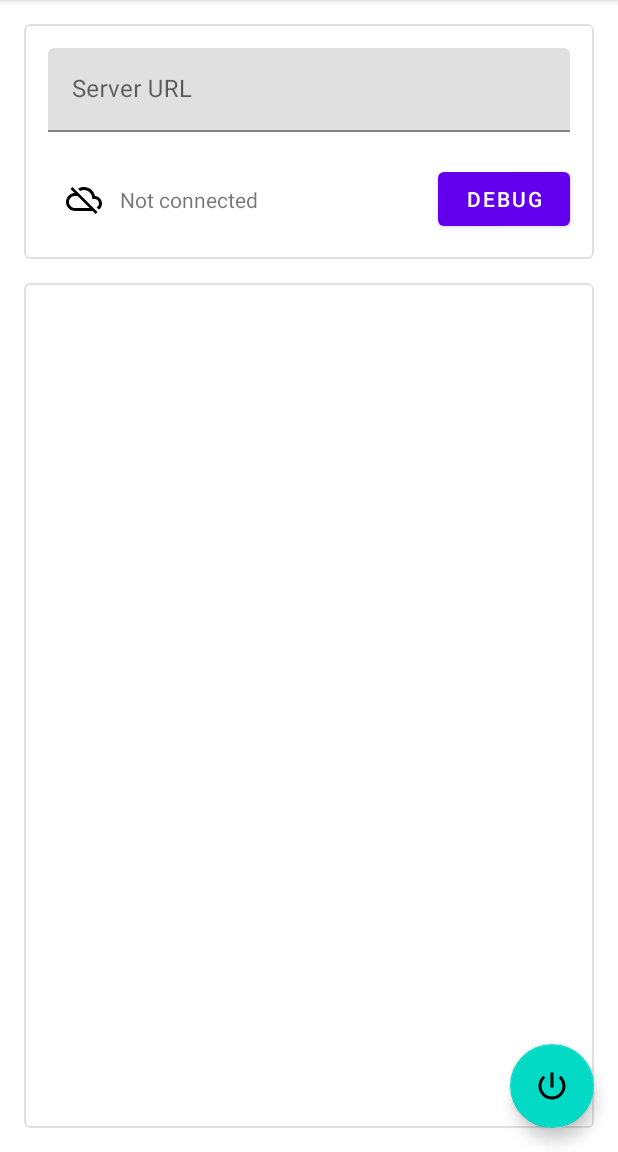
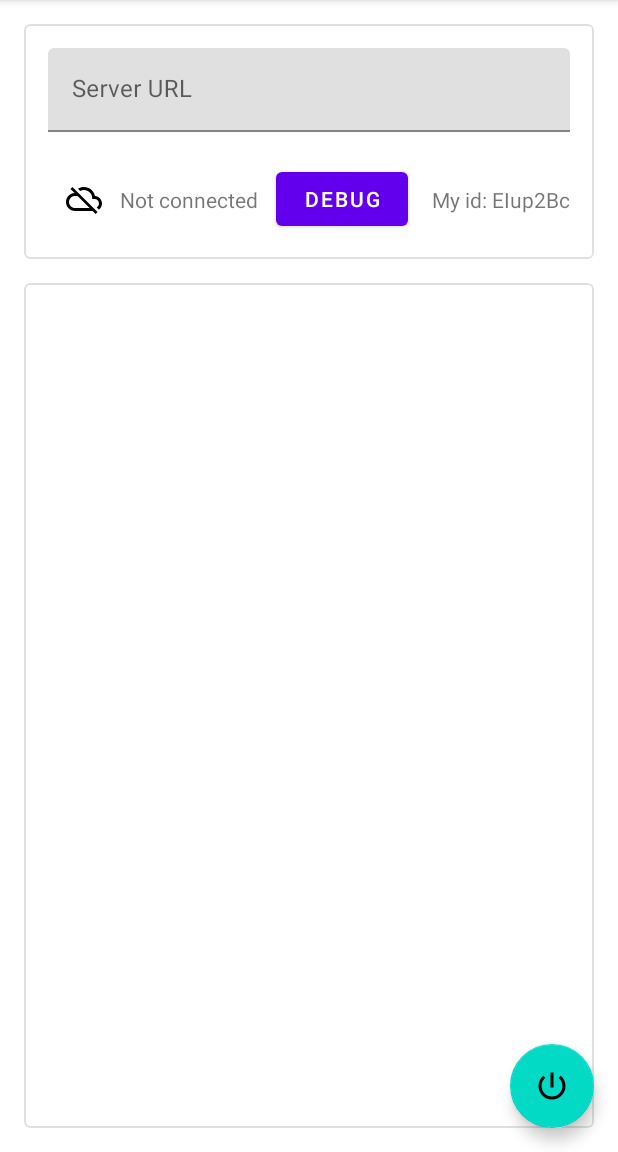
Before and after one commit to khu-suyong/linux-kakaotalk-android, an Android app: the screen it shows after launch (MainActivity), after a tap on "DEBUG", on a phone screen of 412 x 824 dp, the part 84-1236 px from its top. Run offline under Robolectric (Android 15) with nearby library versions, the phone set to English and light mode, and no system bars; libraries missing offline, so code that uses them is left out: io.socket.client; 3 statements that could not run were skipped.

Commit message:
add messaging

```diff
--- a/app/build.gradle
+++ b/app/build.gradle
@@ -37,4 +37,5 @@ dependencies {
     androidTestImplementation 'androidx.test.espresso:espresso-core:3.2.0'
     implementation 'com.google.android.material:material:1.1.0'
     implementation 'io.socket:socket.io-client:1.0.0'
+    implementation "androidx.preference:preference-ktx:1.1.0"
 }
--- a/app/src/main/java/io/suyong/kakaobridge/MainActivity.kt
+++ b/app/src/main/java/io/suyong/kakaobridge/MainActivity.kt
@@ -3,6 +3,8 @@ package io.suyong.kakaobridge
 import android.content.Intent
 import android.graphics.Color
 import android.os.Bundle
+import androidx.preference.PreferenceManager
+import android.provider.Settings
 import android.text.Editable
 import android.text.TextWatcher
 import android.view.View
@@ -17,11 +19,28 @@ import io.suyong.kakaobridge.network.NetworkService
 import kotlinx.android.synthetic.main.activity_main.*
 import java.net.MalformedURLException
 import java.net.URL
+import java.util.*
+
 
 class MainActivity : AppCompatActivity() {
+    companion object {
+        var uuid: String = ""
+    }
+
     override fun onCreate(savedInstanceState: Bundle?) {
         super.onCreate(savedInstanceState)
         setContentView(R.layout.activity_main)
+
+        val preference = PreferenceManager.getDefaultSharedPreferences(this)
+        uuid = preference.getString("uuid", "") ?: ""
+
+        if (uuid == "") {
+            val editor = preference.edit()
+            editor.putString("uuid", Util.Base62.encoding(Date().time))
+            editor.apply()
+
+            uuid = preference.getString("uuid", "") ?: ""
+        }
 
         // init logger
         val adapter = LogAdapter()
@@ -86,6 +105,8 @@ class MainActivity : AppCompatActivity() {
                 changeStatus(1)
             }
         }
+
+        id_view.text = getString(R.string.my_id, uuid)
     }
 
     private fun changeStatus(enable: Int) = when(enable) {
--- /dev/null
+++ b/app/src/main/java/io/suyong/kakaobridge/Util.kt
@@ -0,0 +1,32 @@
+package io.suyong.kakaobridge
+
+object Util {
+    object Base62 {
+        val RADIX = 62
+        val CODEC = "ABCDEFGHIJKLMNOPQRSTUVWXYZabcdefghijklmnopqrstuvwxyz0123456789"
+
+        fun encoding(param: Long): String {
+            var param = param
+            val sb = StringBuffer()
+
+            while (param > 0) {
+                sb.append(CODEC[(param % RADIX).toInt()])
+                param /= RADIX.toLong()
+            }
+
+            return sb.toString()
+        }
+
+        fun decoding(param: String): Long {
+            var sum: Long = 0
+            var power: Long = 1
+
+            for (element in param) {
+                sum += CODEC.indexOf(element) * power
+                power *= RADIX.toLong()
+            }
+
+            return sum
+        }
+    } // base62 shortening algorithm https://metalkin.tistory.com/53, https://code0xff.tistory.com/106
+}
--- a/app/src/main/java/io/suyong/kakaobridge/network/NetworkManager.kt
+++ b/app/src/main/java/io/suyong/kakaobridge/network/NetworkManager.kt
@@ -3,6 +3,7 @@ package io.suyong.kakaobridge.network
 import android.util.Log
 import io.socket.client.IO
 import io.socket.client.Socket
+import io.suyong.kakaobridge.MainActivity
 import io.suyong.kakaobridge.logger.LogType
 import io.suyong.kakaobridge.logger.Logger
 import org.json.JSONObject
@@ -12,7 +13,7 @@ object NetworkManager {
     var url: String = ""
 
     private var socket: Socket? = null
-    private var map = HashMap<String, MutableList<(Any) -> Any>>()
+    private var map = HashMap<String, MutableList<(JSONObject) -> Unit>>()
 
     fun connect(url: String? = null) {
         this.url = url ?: this.url
@@ -28,6 +29,12 @@ object NetworkManager {
     }
 
     fun disconnect() {
+        emit(
+            "unregister-client",
+            mapOf(
+                "type" to "bridge"
+            )
+        )
         socket?.disconnect()
         Logger.add(LogType.INFO, "Network manager stopped")
     }
@@ -36,6 +43,7 @@ object NetworkManager {
         if (obj != null) {
             val json = JSONObject()
 
+            json.put("uuid", MainActivity.uuid)
             for (element in obj) {
                 json.put(element.key, element.value)
             }
@@ -46,23 +54,34 @@ object NetworkManager {
         }
     }
 
-    fun on(event: String, func: (data: Any) -> Any) {
+    fun on(event: String, func: (data: JSONObject) -> Unit) {
         map.getOrPut(event) { mutableListOf() }.add(func)
     }
 
     private fun init() {
         socket?.let { io ->
             io.on(Socket.EVENT_CONNECT) { data ->
+                val json = JSONObject()
+
                 map[Socket.EVENT_CONNECT]?.forEach {
-                    it.invoke(data)
+                    it.invoke(json)
                 }
+
+                emit(
+                    "register-client",
+                    mapOf(
+                        "type" to "bridge"
+                    )
+                )
 
                 Logger.add(LogType.DEBUG, "Server connected", data.toString())
             }
 
             io.on(Socket.EVENT_MESSAGE) { data ->
+                val json = JSONObject(data[0].toString())
+
                 map[Socket.EVENT_MESSAGE]?.forEach {
-                    it.invoke(data)
+                    it.invoke(json)
                 }
 
                 Log.d("socket.io", "message")
@@ -70,8 +89,10 @@ object NetworkManager {
             }
 
             io.on(Socket.EVENT_DISCONNECT) { data ->
+                val json = JSONObject()
+
                 map[Socket.EVENT_DISCONNECT]?.forEach {
-                    it.invoke(data)
+                    it.invoke(json)
                 }
 
                 Logger.add(LogType.DEBUG, "Server disconnected", data.toString())
@@ -79,12 +100,5 @@ object NetworkManager {
 
             io.connect()
         }
-
-        emit(
-            "register-client",
-            mapOf(
-                "type" to "bridge"
-            )
-        )
     }
 }
--- a/app/src/main/res/layout/activity_main.xml
+++ b/app/src/main/res/layout/activity_main.xml
@@ -125,7 +125,18 @@
                 android:layout_marginBottom="16dp"
                 android:text="debug"
                 app:layout_constraintBottom_toBottomOf="parent"
-                app:layout_constraintEnd_toEndOf="parent" />
+                app:layout_constraintEnd_toStartOf="@+id/id_view" />
+
+            <TextView
+                android:id="@+id/id_view"
+                android:layout_width="wrap_content"
+                android:layout_height="wrap_content"
+                android:layout_marginEnd="16dp"
+                android:layout_marginBottom="16dp"
+                android:text="TextView"
+                app:layout_constraintBottom_toBottomOf="parent"
+                app:layout_constraintEnd_toEndOf="parent"
+                app:layout_constraintTop_toBottomOf="@+id/textfield_server" />
 
         </androidx.constraintlayout.widget.ConstraintLayout>
 
--- a/app/src/main/res/values/strings.xml
+++ b/app/src/main/res/values/strings.xml
@@ -9,4 +9,5 @@
     <string name="not_connect">Not connected</string>
     <string name="ok_connect">Connected</string>
     <string name="connecting">Connecting...</string>
+    <string name="my_id">My id: %1$s</string>
 </resources>
```
Also changed, not shown: 1 other file.
